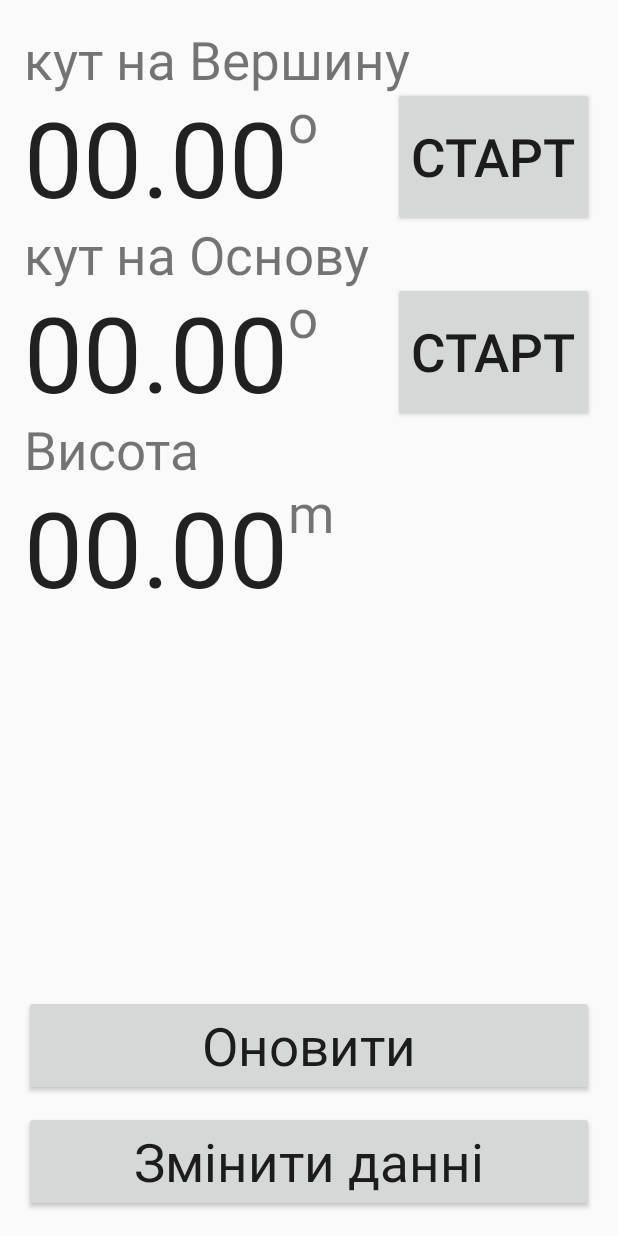
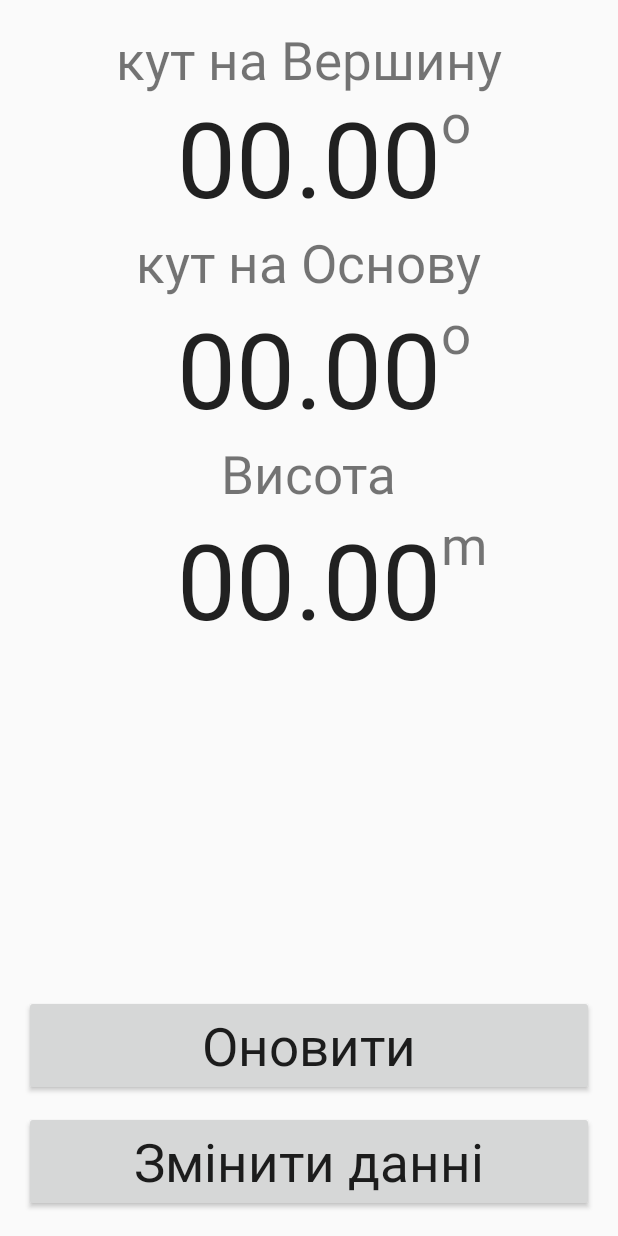
Before and after one commit to Cronverk/Metering2, an Android app: the layout activity_metering.xml on its own in the app's theme, with its tools: preview values and no code run, on a phone screen of 412 x 824 dp. Run offline under Robolectric (Android 15) with nearby library versions, the phone set to English and light mode, and no system bars.

Commit message:
delete buttons fix degree

```diff
--- a/app/src/main/java/com/example/grass/metering2/MeteringDialog.java
+++ b/app/src/main/java/com/example/grass/metering2/MeteringDialog.java
@@ -120,6 +120,7 @@ public class MeteringDialog extends DialogFragment implements View.OnClickListen
         if(height>0) {
             saveData(Float.valueOf("" + height));
             this.height = height;
+            activity.resetActivity();
             dialog.dismiss();
         }
         else
--- a/app/src/main/res/layout/activity_metering.xml
+++ b/app/src/main/res/layout/activity_metering.xml
@@ -18,9 +18,7 @@
         android:id="@+id/textView10"
         android:textSize="35dp"
         android:layout_below="@+id/bettaValue"
-        android:layout_alignParentLeft="true"
-        android:layout_alignParentStart="true"
-        android:layout_marginTop="-5dp" />
+        android:layout_centerHorizontal="true" />
 
     <TextView
         android:layout_width="wrap_content"
@@ -30,9 +28,7 @@
         android:textSize="70dp"
         android:text="00.00"
         android:layout_below="@+id/textView10"
-        android:layout_alignParentLeft="true"
-        android:layout_alignParentStart="true"
-        android:layout_marginTop="-5dp" />
+        android:layout_centerHorizontal="true" />
 
     <TextView
         android:layout_width="wrap_content"
@@ -42,8 +38,7 @@
         android:id="@+id/textView"
         android:textSize="35dp"
         android:layout_alignParentTop="true"
-        android:layout_alignParentLeft="true"
-        android:layout_alignParentStart="true" />
+        android:layout_centerHorizontal="true" />
 
     <TextView
         android:layout_width="wrap_content"
@@ -53,8 +48,7 @@
         android:id="@+id/alphaValue"
         android:textSize="70dp"
         android:layout_below="@+id/textView"
-        android:layout_alignParentLeft="true"
-        android:layout_alignParentStart="true"
+        android:layout_centerHorizontal="true"
         android:layout_marginTop="-5dp" />
 
     <TextView
@@ -116,29 +110,15 @@
 
     </RelativeLayout>
 
-    <Button
-        android:layout_width="wrap_content"
-        android:layout_height="wrap_content"
-        android:text="Старт"
-        android:id="@+id/buttonAlpha"
-        android:layout_alignParentRight="true"
-        android:layout_alignParentEnd="true"
-        android:layout_alignBottom="@+id/alphaValue"
-        android:textSize="35dp"
-        android:layout_alignTop="@+id/textView2"
-        android:onClick="onClick" />
-
     <TextView
         android:layout_width="wrap_content"
         android:layout_height="wrap_content"
         android:textAppearance="?android:attr/textAppearanceSmall"
         android:text="кут на Основу"
         android:id="@+id/textView4"
+        android:textSize="35dp"
         android:layout_below="@+id/alphaValue"
-        android:layout_alignParentLeft="true"
-        android:layout_alignParentStart="true"
-        android:textSize="35dp"
-        android:layout_marginTop="-5dp" />
+        android:layout_centerHorizontal="true" />
 
     <TextView
         android:layout_width="wrap_content"
@@ -148,9 +128,7 @@
         android:id="@+id/bettaValue"
         android:textSize="70dp"
         android:layout_below="@+id/textView4"
-        android:layout_alignParentLeft="true"
-        android:layout_alignParentStart="true"
-        android:layout_marginTop="-5dp" />
+        android:layout_centerHorizontal="true" />
 
     <TextView
         android:layout_width="wrap_content"
@@ -163,18 +141,4 @@
         android:layout_toRightOf="@+id/bettaValue"
         android:layout_toEndOf="@+id/bettaValue" />
 
-    <Button
-        android:layout_width="wrap_content"
-        android:layout_height="wrap_content"
-        android:text="Старт"
-        android:id="@+id/buttonBetta"
-        android:layout_alignTop="@+id/textView7"
-        android:layout_alignLeft="@+id/buttonAlpha"
-        android:layout_alignStart="@+id/buttonAlpha"
-        android:layout_alignRight="@+id/buttonAlpha"
-        android:layout_alignEnd="@+id/buttonAlpha"
-        android:layout_alignBottom="@+id/bettaValue"
-        android:textSize="35dp"
-        android:onClick="onClick" />
-
 </RelativeLayout>
```
Also changed, not shown: app/src/main/java/com/example/grass/metering2/Constants.java (added, +19 -0 lines), app/src/main/java/com/example/grass/metering2/MeteringActivity.java (+27 -65 lines), app/src/main/java/com/example/grass/metering2/validation/MyValidation.java (+4 -4 lines).
